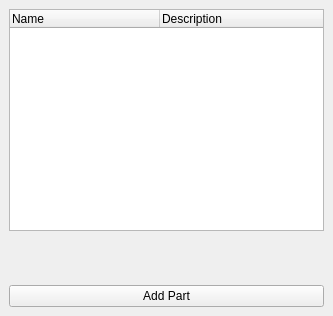
This is BOLTS/gui/bolts_widget.ui in boltsparts/boltsfc as Qt 5 draws it before an edit. The edited form follows.
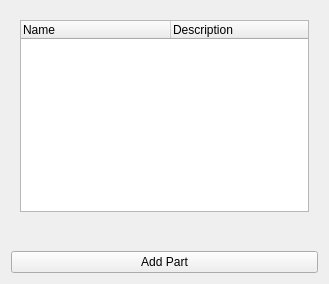
This is the edited form.

Commit message: update to BOLTS commit 72676c7d413e: freecad backend, totally rid of loadUicType, fixes a lot import problems

Diff of the .ui file:
```diff
--- a/BOLTS/gui/bolts_widget.ui
+++ b/BOLTS/gui/bolts_widget.ui
@@ -1,26 +1,25 @@
 <?xml version="1.0" encoding="UTF-8"?>
 <ui version="4.0">
  <class>BoltsWidget</class>
- <widget class="QDockWidget" name="BoltsWidget">
+ <widget class="QWidget" name="BoltsWidget">
   <property name="geometry">
    <rect>
     <x>0</x>
     <y>0</y>
-    <width>333</width>
-    <height>316</height>
+    <width>329</width>
+    <height>284</height>
    </rect>
   </property>
   <property name="windowTitle">
    <string>Standard Parts Selector</string>
   </property>
-  <widget class="QWidget" name="content">
-   <property name="enabled">
-    <bool>true</bool>
-   </property>
-   <layout class="QVBoxLayout" name="verticalLayout">
+  <layout class="QHBoxLayout" name="horizontalLayout">
     <item>
      <layout class="QVBoxLayout" name="verticalLayout_2">
       <item>
+      <widget class="QWidget" name="params" native="true">
+       <layout class="QVBoxLayout" name="verticalLayout_3">
+        <item>
        <widget class="QTreeWidget" name="partsTree">
         <property name="editTriggers">
          <set>QAbstractItemView::NoEditTriggers</set>
@@ -71,9 +70,6 @@
        </widget>
       </item>
       <item>
-       <widget class="QWidget" name="params" native="true">
-        <layout class="QVBoxLayout" name="verticalLayout_3">
-         <item>
           <layout class="QVBoxLayout" name="param_layout"/>
          </item>
         </layout>
@@ -89,7 +85,6 @@
      </layout>
     </item>
    </layout>
-  </widget>
  </widget>
  <resources/>
  <connections/>
```
Left out of the diff: 2 changed lines with no effect on the pictures. Lines whose indentation alone changed are shown as unchanged. The commit also changes 2 other files.
